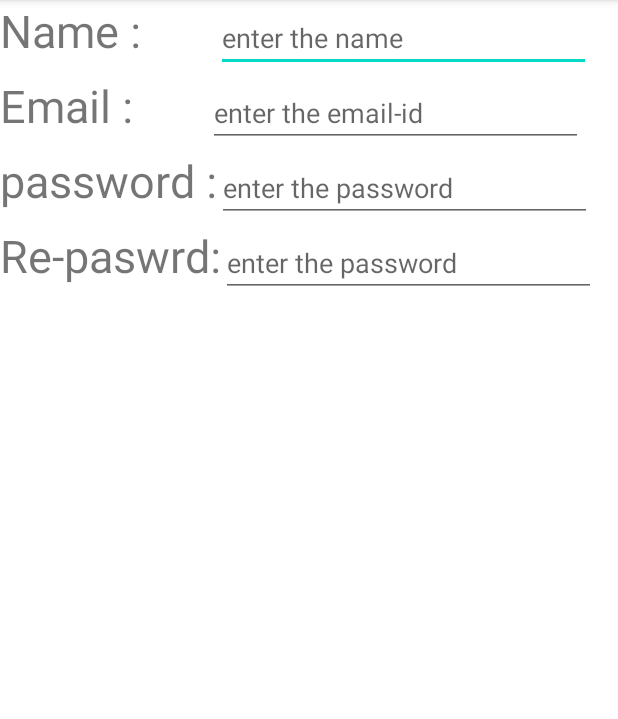
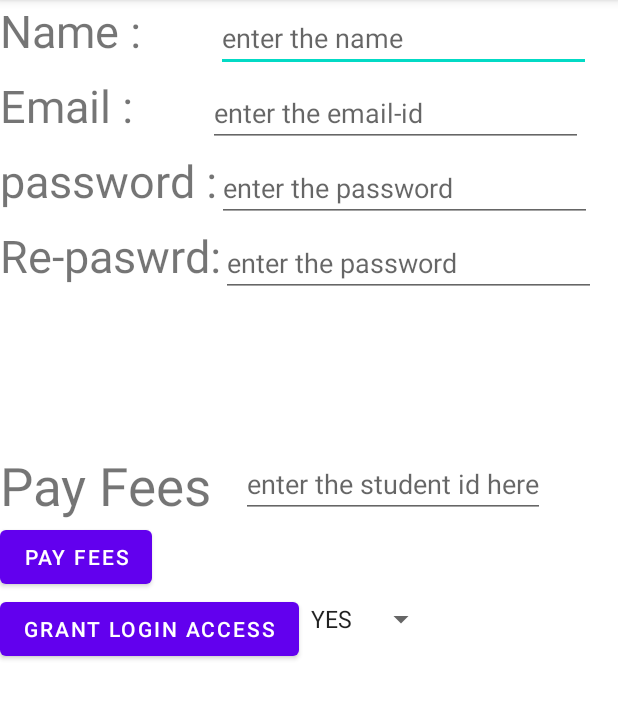
Before and after one commit to nikhilkapoor9/Immigration-application, an Android app: the TeacherDetails screen opened directly, with no data from a screen before it, on a phone screen of 412 x 824 dp, the part 84-803 px from its top. Run offline under Robolectric (Android 15) with nearby library versions, the phone set to English and light mode, and no system bars.

Commit message:
pay fees ,login acces button added

```diff
--- a/app/src/main/res/layout/activity_teacher_details.xml
+++ b/app/src/main/res/layout/activity_teacher_details.xml
@@ -6,6 +6,57 @@
     android:layout_height="match_parent"
     tools:context=".TeacherDetails">
 
-    <include layout="@layout/activity_add_details"/>
+
+
+    <include layout="@layout/activity_add_details"
+        android:id="@+id/detailsLayout"/>
+
+    <RelativeLayout
+        android:layout_width="match_parent"
+        android:layout_height="match_parent"
+
+        >
+        <TextView
+            android:layout_width="wrap_content"
+            android:layout_height="wrap_content"
+            android:id="@+id/feesText"
+            android:text="Pay Fees"
+            android:textSize="35dp"
+            android:layout_marginTop="300dp"
+            ></TextView>
+        <EditText
+            android:layout_width="wrap_content"
+            android:layout_height="wrap_content"
+            android:id="@+id/feesValue"
+            android:inputType="number"
+            android:layout_marginTop="300dp"
+            android:layout_marginLeft="20dp"
+            android:layout_toRightOf="@+id/feesText"
+            android:hint="enter the student id here"></EditText>
+
+        <Button
+            android:layout_width="wrap_content"
+            android:layout_height="wrap_content"
+            android:id="@+id/payFeesButton"
+            android:layout_below="@+id/feesText"
+            android:text="PAY FEES"></Button>
+
+        <Button
+            android:layout_width="wrap_content"
+            android:layout_height="wrap_content"
+            android:id="@+id/loginAcces"
+            android:text="Grant Login Access"
+            android:layout_below="@+id/payFeesButton"></Button>
+
+        <Spinner
+            android:layout_width="wrap_content"
+            android:layout_height="wrap_content"
+           android:layout_toRightOf="@+id/loginAcces"
+            android:layout_below="@+id/feesValue"
+            android:entries="@array/LoginAccess"
+            android:layout_marginTop="55dp"></Spinner>
+
+    </RelativeLayout>
+
 
 </androidx.constraintlayout.widget.ConstraintLayout>
--- a/app/src/main/res/values/strings.xml
+++ b/app/src/main/res/values/strings.xml
@@ -4,6 +4,12 @@
         <item>Admin</item>
         <item>Teacher</item>
         <item>student</item>
+
+    </string-array>
+
+    <string-array name="LoginAccess">
+        <item>YES</item>
+        <item>No</item>
 
     </string-array>
     <string name="title_activity_login">LoginActivity</string>
```
